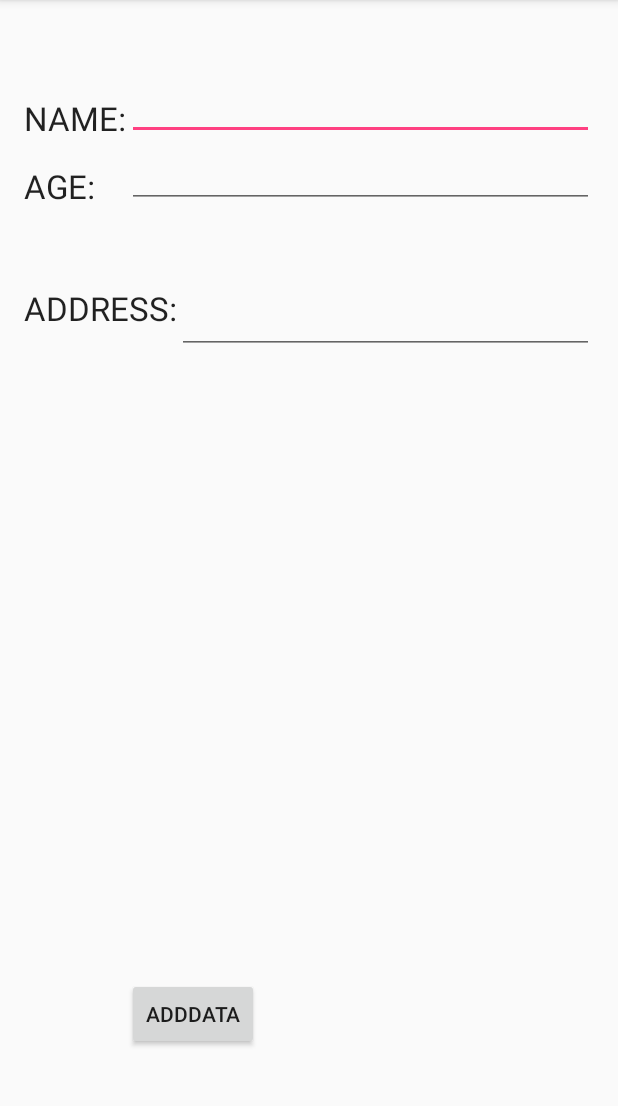
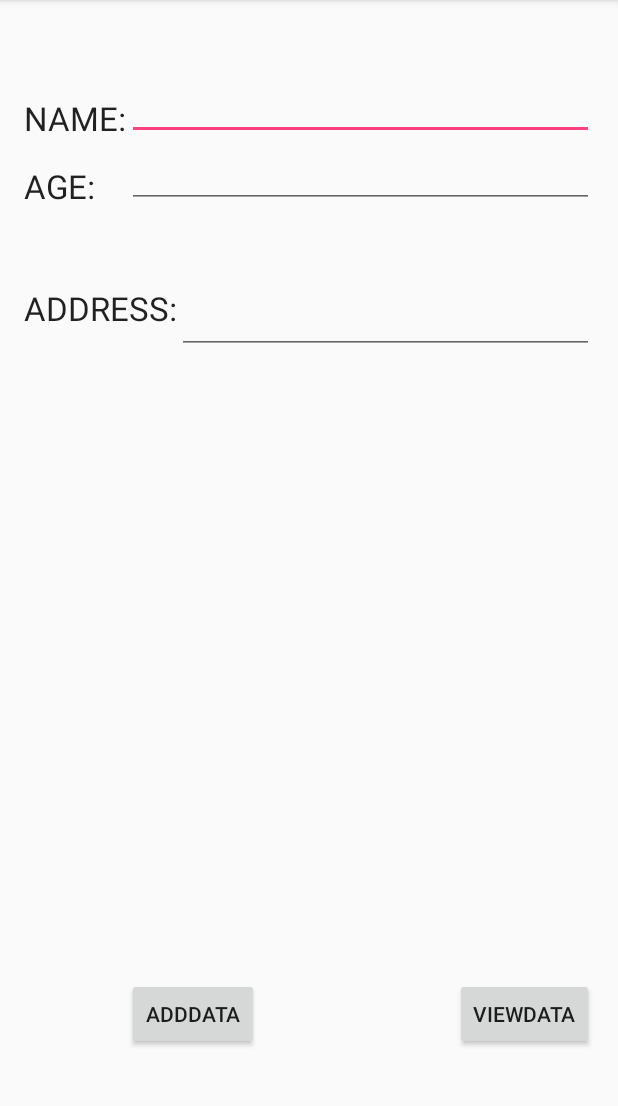
Before and after one commit to dibomu/myContactAppP1_2017, an Android app: the screen it shows after launch (MainActivity), after a tap on "ADDDATA", on a phone screen of 412 x 824 dp, the part 84-1190 px from its top. Run offline under Robolectric (Android 15) with nearby library versions, the phone set to English and light mode, and no system bars.

Commit message:
Made View Data button, view Data method, Dibyabrata
Made ViewData method, Data now inserts successfully, added logdmessage
to view data

```diff
--- a/MyContactApp2/app/src/main/java/com/example/mukhopadhyayd0116/mycontactapp/DatabaseHelper.java
+++ b/MyContactApp2/app/src/main/java/com/example/mukhopadhyayd0116/mycontactapp/DatabaseHelper.java
@@ -2,6 +2,7 @@ package com.example.mukhopadhyayd0116.mycontactapp;
 
 import android.content.ContentValues;
 import android.content.Context;
+import android.database.Cursor;
 import android.database.sqlite.SQLiteDatabase;
 import android.database.sqlite.SQLiteOpenHelper;
 
@@ -22,7 +23,7 @@ public class DatabaseHelper extends SQLiteOpenHelper {
 
     @Override
     public void onCreate(SQLiteDatabase db) {
-        db.execSQL("CREATE TABLE "+TABLE_NAME+" (ID INTEGER PRIMARY KEY AUTOINCREMENT, NAME TEXT)");
+        db.execSQL("CREATE TABLE "+TABLE_NAME+" (ID INTEGER PRIMARY KEY AUTOINCREMENT, NAME TEXT, AGE TEXT, ADDRESS TEXT)");
 
     }
 
@@ -42,4 +43,10 @@ public class DatabaseHelper extends SQLiteOpenHelper {
         if(result == -1)return false;
         else return true;
     }
+
+    public Cursor getAllData(){
+        SQLiteDatabase db= this.getWritableDatabase();
+        Cursor res= db.rawQuery("select * from"+TABLE_NAME,null);
+        return res;
+    }
 }
--- a/MyContactApp2/app/src/main/res/layout/activity_main.xml
+++ b/MyContactApp2/app/src/main/res/layout/activity_main.xml
@@ -72,4 +72,12 @@
         android:layout_alignEnd="@+id/editText_Age"
         android:layout_toEndOf="@+id/textView3" />
 
+    <Button
+        android:layout_width="wrap_content"
+        android:layout_height="wrap_content"
+        android:text="ViewData"
+        android:id="@+id/Button_View"
+        android:layout_alignBottom="@+id/button_add"
+        android:layout_alignEnd="@+id/editText_Address" />
+
 </RelativeLayout>
```
Also changed, not shown: MyContactApp2/app/src/main/java/com/example/mukhopadhyayd0116/mycontactapp/MainActivity.java (+22 -0 lines).
